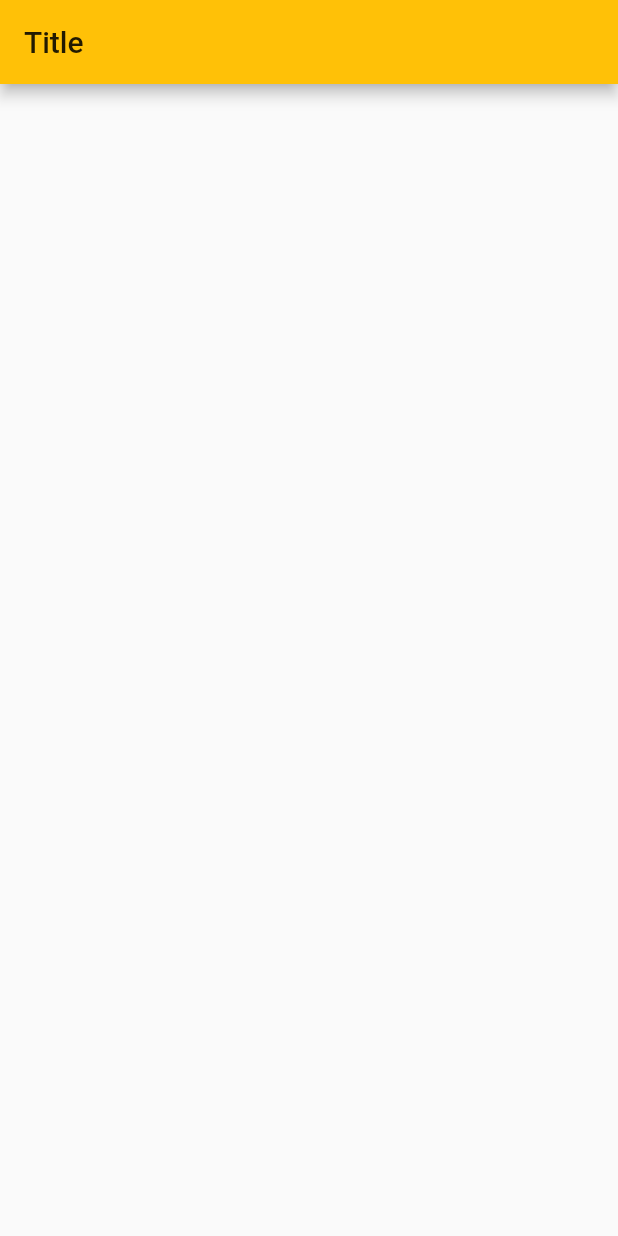
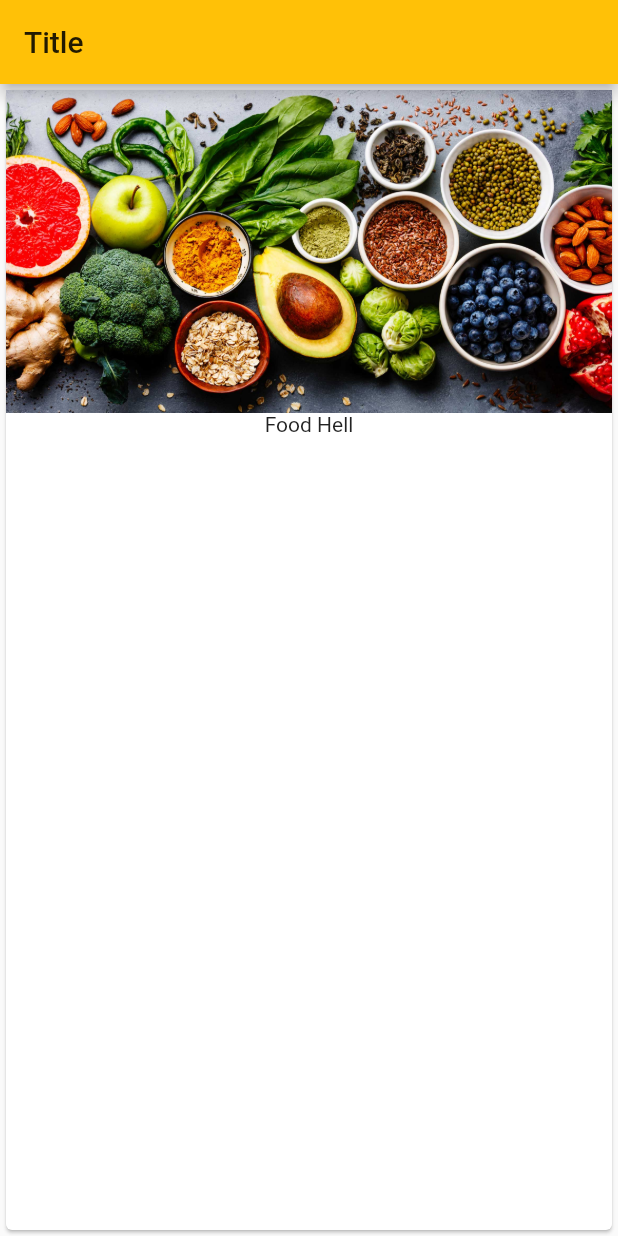
Before and after one commit to tansudasli/flutter-sandbox, a Flutter app: the screen it shows after launch, on a phone screen of 412 x 824 dp. Run offline on Flutter 3.47's test engine with Material 2 defaults, Android fonts, the phone set to English and light mode, and no system bars.

Commit message:
Card and assets added.

```diff
--- a/dummy_app/lib/main.dart
+++ b/dummy_app/lib/main.dart
@@ -26,6 +26,10 @@ class MyHomePageState extends State<MyHomePage> {
       appBar: AppBar(
         title: Text('Title'),
       ),
+      body: Card(child: Column(children: <Widget>[
+        Image.asset('assets/images/food-post.jpg'),
+        Text('Food Hell')
+      ],),),
     );
   }
 }
```
Also changed, not shown: dummy_app/pubspec.yaml (+5 -3 lines), dummy_app/assets/images/food-post-2.jpg (added), dummy_app/assets/images/food-post-3.jpg (added), dummy_app/assets/images/food-post.jpg (added).
